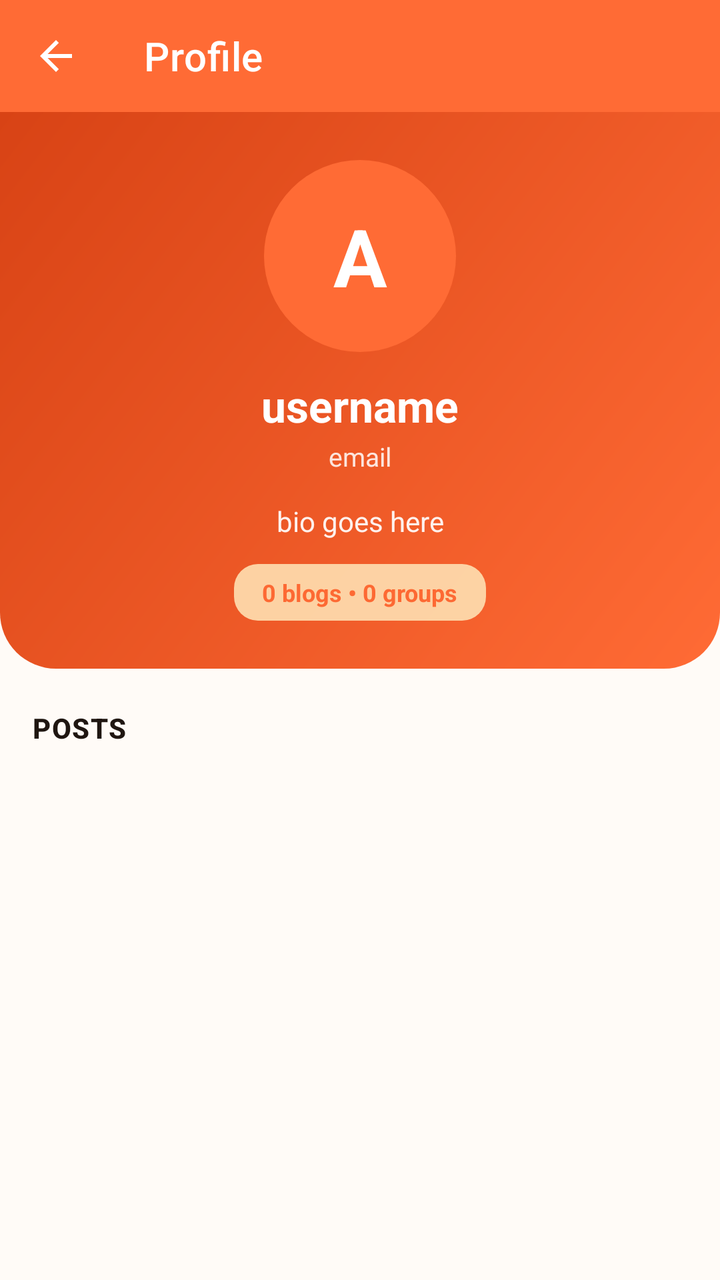
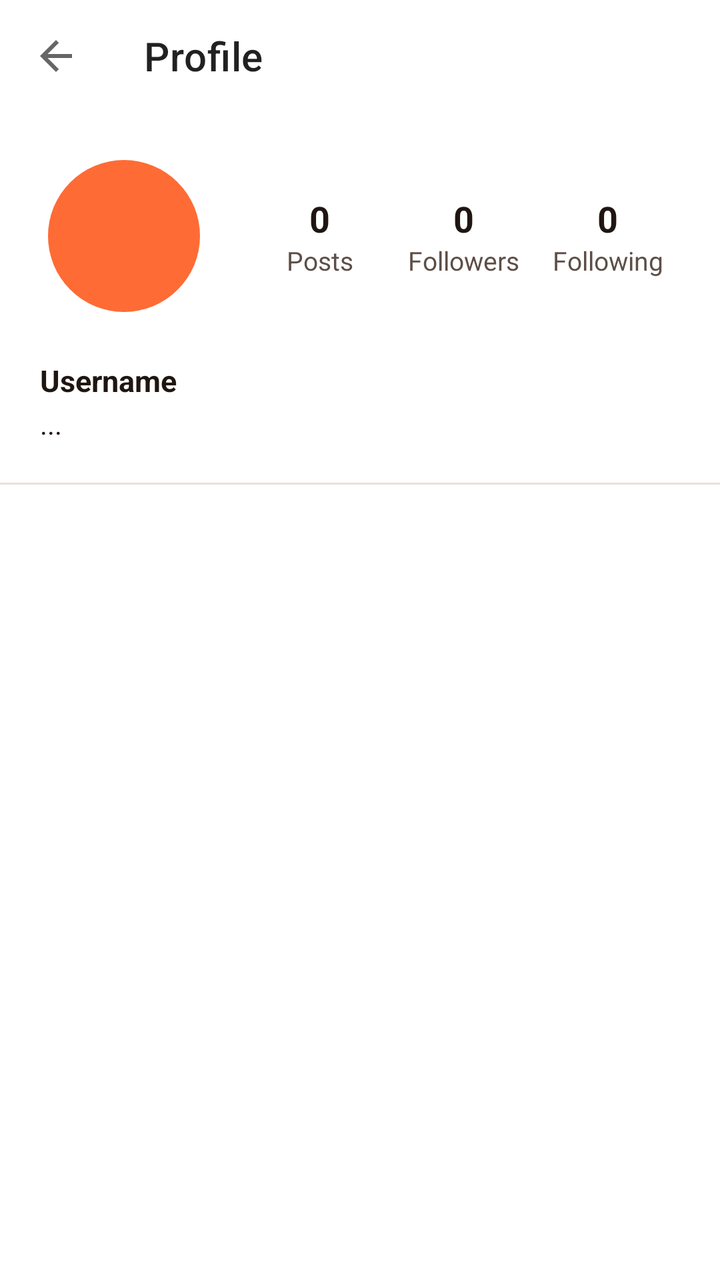

Compare the two renders of this Android layout. The source of the first and the diff that turns it into the second are given below.
<!-- AndroidManifest.xml: application theme Theme.BlogSphere -->
<!-- res/layout/activity_user_profile.xml -->
<?xml version="1.0" encoding="utf-8"?>
<LinearLayout xmlns:android="http://schemas.android.com/apk/res/android"
    xmlns:app="http://schemas.android.com/apk/res-auto"
    android:layout_width="match_parent"
    android:layout_height="match_parent"
    android:background="?android:colorBackground"
    android:orientation="vertical">

    <androidx.appcompat.widget.Toolbar
        android:id="@+id/toolbar"
        android:layout_width="match_parent"
        android:layout_height="?attr/actionBarSize"
        android:background="?attr/colorPrimary"
        android:theme="@style/ThemeOverlay.MaterialComponents.Dark.ActionBar"
        app:navigationIcon="@drawable/ic_back"
        app:title="Profile"
        app:titleTextColor="@color/white" />

    <androidx.core.widget.NestedScrollView
        android:layout_width="match_parent"
        android:layout_height="match_parent">

        <LinearLayout
            android:layout_width="match_parent"
            android:layout_height="wrap_content"
            android:orientation="vertical">

            
            <LinearLayout
                android:layout_width="match_parent"
                android:layout_height="wrap_content"
                android:background="@drawable/bg_nav_header"
                android:gravity="center"
                android:orientation="vertical"
                android:padding="24dp">

                <FrameLayout
                    android:layout_width="96dp"
                    android:layout_height="96dp">

                    <View
                        android:id="@+id/avatarBg"
                        android:layout_width="match_parent"
                        android:layout_height="match_parent"
                        android:background="@drawable/bg_circle" />

                    <TextView
                        android:id="@+id/avatarInitial"
                        android:layout_width="match_parent"
                        android:layout_height="match_parent"
                        android:gravity="center"
                        android:text="A"
                        android:textColor="@color/white"
                        android:textSize="40sp"
                        android:textStyle="bold" />
                </FrameLayout>

                <TextView
                    android:id="@+id/username"
                    android:layout_width="wrap_content"
                    android:layout_height="wrap_content"
                    android:layout_marginTop="12dp"
                    android:text="username"
                    android:textColor="@color/white"
                    android:textSize="22sp"
                    android:textStyle="bold" />

                <TextView
                    android:id="@+id/email"
                    android:layout_width="wrap_content"
                    android:layout_height="wrap_content"
                    android:layout_marginTop="2dp"
                    android:alpha="0.85"
                    android:text="email"
                    android:textColor="@color/white"
                    android:textSize="13sp" />

                <TextView
                    android:id="@+id/bio"
                    android:layout_width="match_parent"
                    android:layout_height="wrap_content"
                    android:layout_marginTop="14dp"
                    android:alpha="0.92"
                    android:gravity="center"
                    android:lineSpacingMultiplier="1.3"
                    android:text="bio goes here"
                    android:textColor="@color/white"
                    android:textSize="14sp" />

                <TextView
                    android:id="@+id/stats"
                    android:layout_width="wrap_content"
                    android:layout_height="wrap_content"
                    android:layout_marginTop="12dp"
                    android:alpha="0.9"
                    android:background="@drawable/bg_chip_group"
                    android:paddingHorizontal="14dp"
                    android:paddingVertical="6dp"
                    android:text="0 blogs • 0 groups"
                    android:textColor="?attr/colorPrimary"
                    android:textSize="12sp"
                    android:textStyle="bold" />

                <com.google.android.material.button.MaterialButton
                    android:id="@+id/btnFollow"
                    style="@style/Widget.MaterialComponents.Button"
                    android:layout_width="wrap_content"
                    android:layout_height="wrap_content"
                    android:layout_marginTop="14dp"
                    android:minWidth="140dp"
                    android:text="Follow"
                    android:textAllCaps="false"
                    android:textStyle="bold"
                    app:backgroundTint="@color/white"
                    android:textColor="?attr/colorPrimary"
                    app:cornerRadius="14dp"
                    android:visibility="gone" />
            </LinearLayout>

            <TextView
                style="@style/Text.SectionHeader"
                android:layout_width="wrap_content"
                android:layout_height="wrap_content"
                android:layout_marginHorizontal="16dp"
                android:layout_marginTop="20dp"
                android:text="Posts" />

            <androidx.recyclerview.widget.RecyclerView
                android:id="@+id/rvBlogs"
                android:layout_width="match_parent"
                android:layout_height="wrap_content"
                android:layout_marginTop="8dp"
                android:nestedScrollingEnabled="false" />

            <TextView
                android:id="@+id/emptyState"
                android:layout_width="wrap_content"
                android:layout_height="wrap_content"
                android:layout_gravity="center_horizontal"
                android:layout_marginVertical="32dp"
                android:text="This user hasn't posted yet."
                android:textColor="@color/on_surface_variant_light"
                android:visibility="gone" />
        </LinearLayout>
    </androidx.core.widget.NestedScrollView>
</LinearLayout>
<!-- resources referenced by this layout -->
<resources>
  <color name="on_surface_variant_light">#5D4F47</color>
  <color name="white">#FFFFFF</color>
  <!-- drawable bg_chip_group (drawable) -->
  <?xml version="1.0" encoding="utf-8"?>
  <shape xmlns:android="http://schemas.android.com/apk/res/android"
      android:shape="rectangle">
      <solid android:color="@color/purple_light" />
      <corners android:radius="12dp" />
      <padding android:left="8dp" android:right="8dp" android:top="4dp" android:bottom="4dp" />
  </shape>
  <!-- drawable bg_circle (drawable) -->
  <?xml version="1.0" encoding="utf-8"?>
  <shape xmlns:android="http://schemas.android.com/apk/res/android"
      android:shape="oval">
      <solid android:color="@color/purple_primary" />
  </shape>
  <!-- drawable bg_nav_header (drawable) -->
  <?xml version="1.0" encoding="utf-8"?>
  <shape xmlns:android="http://schemas.android.com/apk/res/android"
      android:shape="rectangle">
      <gradient
          android:startColor="@color/purple_primary"
          android:endColor="@color/purple_primary_dark"
          android:angle="135" />
      <corners
          android:bottomLeftRadius="28dp"
          android:bottomRightRadius="28dp" />
  </shape>
  <!-- drawable ic_back (drawable) -->
  <vector xmlns:android="http://schemas.android.com/apk/res/android"
      android:width="24dp" android:height="24dp"
      android:viewportWidth="24" android:viewportHeight="24"
      android:tint="?attr/colorControlNormal">
      <path android:fillColor="@android:color/white"
          android:pathData="M20,11H7.83l5.59,-5.59L12,4l-8,8 8,8 1.41,-1.41L7.83,13H20v-2z"/>
  </vector>
  <style name="Text.SectionHeader" parent="TextAppearance.MaterialComponents.Subtitle2">
          <item name="android:textColor">?attr/colorOnSurface</item>
          <item name="android:textStyle">bold</item>
          <item name="android:textSize">14sp</item>
          <item name="android:letterSpacing">0.04</item>
          <item name="android:textAllCaps">true</item>
      </style>
  <style name="Theme.BlogSphere" parent="Theme.MaterialComponents.DayNight.NoActionBar">
          <item name="colorPrimary">@color/purple_primary</item>
          <item name="colorPrimaryVariant">@color/purple_primary_dark</item>
          <item name="colorOnPrimary">@color/white</item>
          <item name="colorSecondary">@color/pink_accent</item>
          <item name="colorSecondaryVariant">@color/pink_accent</item>
          <item name="colorOnSecondary">@color/black</item>
          <item name="android:colorBackground">@color/bg_light</item>
          <item name="colorSurface">@color/surface_light</item>
          <item name="colorOnSurface">@color/on_surface_light</item>
          <item name="android:statusBarColor">@color/purple_primary_dark</item>
          <item name="android:windowLightStatusBar">false</item>
          <item name="materialButtonStyle">@style/PrimaryButtonStyle</item>
      </style>
  <color name="purple_light">#FFE0B2</color>
  <color name="purple_primary">#FF6B35</color>
  <color name="purple_primary_dark">#D84315</color>
  <color name="pink_accent">#FFAB40</color>
  <color name="black">#000000</color>
  <color name="bg_light">#FFFBF7</color>
  <color name="surface_light">#FFFFFF</color>
  <color name="on_surface_light">#1F1611</color>
  <style name="PrimaryButtonStyle" parent="Widget.MaterialComponents.Button">
          <item name="cornerRadius">14dp</item>
          <item name="android:textSize">15sp</item>
          <item name="android:textAllCaps">false</item>
          <item name="android:letterSpacing">0.02</item>
          <item name="android:paddingVertical">14dp</item>
          <item name="android:textStyle">bold</item>
          <item name="elevation">0dp</item>
      </style>
</resources>

<!-- the commit's change to res/layout/activity_user_profile.xml (unified diff, before → after) -->
@@ -3,18 +3,17 @@
     xmlns:app="http://schemas.android.com/apk/res-auto"
     android:layout_width="match_parent"
     android:layout_height="match_parent"
-    android:background="?android:colorBackground"
+    android:background="?attr/colorSurface"
     android:orientation="vertical">
 
     <androidx.appcompat.widget.Toolbar
         android:id="@+id/toolbar"
         android:layout_width="match_parent"
         android:layout_height="?attr/actionBarSize"
-        android:background="?attr/colorPrimary"
-        android:theme="@style/ThemeOverlay.MaterialComponents.Dark.ActionBar"
+        android:background="?attr/colorSurface"
         app:navigationIcon="@drawable/ic_back"
         app:title="Profile"
-        app:titleTextColor="@color/white" />
+        app:titleCentered="true" />
 
     <androidx.core.widget.NestedScrollView
         android:layout_width="match_parent"
@@ -23,114 +22,192 @@
         <LinearLayout
             android:layout_width="match_parent"
             android:layout_height="wrap_content"
-            android:orientation="vertical">
+            android:orientation="vertical"
+            android:paddingBottom="24dp">
 
             
             <LinearLayout
                 android:layout_width="match_parent"
                 android:layout_height="wrap_content"
-                android:background="@drawable/bg_nav_header"
-                android:gravity="center"
-                android:orientation="vertical"
-                android:padding="24dp">
+                android:orientation="horizontal"
+                android:padding="20dp"
+                android:gravity="center_vertical">
 
                 <FrameLayout
-                    android:layout_width="96dp"
-                    android:layout_height="96dp">
+                    android:id="@+id/avatarContainer"
+                    android:layout_width="84dp"
+                    android:layout_height="84dp">
 
                     <View
-                        android:id="@+id/avatarBg"
+                        android:id="@+id/storyRing"
                         android:layout_width="match_parent"
                         android:layout_height="match_parent"
-                        android:background="@drawable/bg_circle" />
-
-                    <TextView
-                        android:id="@+id/avatarInitial"
+                        android:background="@drawable/bg_story_ring"
+                        android:visibility="gone" />
+
+                    <FrameLayout
                         android:layout_width="match_parent"
                         android:layout_height="match_parent"
+                        android:layout_margin="4dp">
+                        <View
+                            android:id="@+id/avatarBg"
+                            android:layout_width="match_parent"
+                            android:layout_height="match_parent"
+                            android:background="@drawable/bg_circle" />
+                        <TextView
+                            android:id="@+id/avatarInitial"
+                            android:layout_width="match_parent"
+                            android:layout_height="match_parent"
+                            android:gravity="center"
+                            android:textColor="@color/white"
+                            android:textSize="32sp"
+                            android:textStyle="bold" />
+
+                        <com.google.android.material.imageview.ShapeableImageView
+                            android:id="@+id/avatarImage"
+                            android:layout_width="match_parent"
+                            android:layout_height="match_parent"
+                            android:scaleType="centerCrop"
+                            android:visibility="gone"
+                            app:shapeAppearanceOverlay="@style/CircleAvatar" />
+                    </FrameLayout>
+                </FrameLayout>
+
+                <LinearLayout
+                    android:layout_width="0dp"
+                    android:layout_height="wrap_content"
+                    android:layout_weight="1"
+                    android:orientation="horizontal"
+                    android:gravity="center"
+                    android:layout_marginStart="20dp">
+
+                    <LinearLayout
+                        android:id="@+id/statPosts"
+                        android:layout_width="0dp"
+                        android:layout_height="wrap_content"
+                        android:layout_weight="1"
+                        android:orientation="vertical"
+                        android:gravity="center">
+                        <TextView
+                            android:id="@+id/countPosts"
+                            android:layout_width="wrap_content"
+                            android:layout_height="wrap_content"
+                            android:text="0"
+                            android:textColor="?attr/colorOnSurface"
+                            android:textStyle="bold"
+                            android:textSize="18sp" />
+                        <TextView
+                            android:layout_width="wrap_content"
+                            android:layout_height="wrap_content"
+                            android:text="Posts"
+                            android:textColor="@color/on_surface_variant_light"
+                            android:textSize="13sp" />
+                    </LinearLayout>
+
+                    <LinearLayout
+                        android:id="@+id/statFollowers"
+                        android:layout_width="0dp"
+                        android:layout_height="wrap_content"
+                        android:layout_weight="1"
+                        android:orientation="vertical"
                         android:gravity="center"
-                        android:text="A"
-                        android:textColor="@color/white"
-                        android:textSize="40sp"
-                        android:textStyle="bold" />
-                </FrameLayout>
-
+                        android:background="?attr/selectableItemBackground"
+                        android:clickable="true"
+                        android:focusable="true">
+                        <TextView
+                            android:id="@+id/countFollowers"
+                            android:layout_width="wrap_content"
+                            android:layout_height="wrap_content"
+                            android:text="0"
+                            android:textColor="?attr/colorOnSurface"
+                            android:textStyle="bold"
+                            android:textSize="18sp" />
+                        <TextView
+                            android:layout_width="wrap_content"
+                            android:layout_height="wrap_content"
+                            android:text="Followers"
+                            android:textColor="@color/on_surface_variant_light"
+                            android:textSize="13sp" />
+                    </LinearLayout>
+
+                    <LinearLayout
+                        android:id="@+id/statFollowing"
+                        android:layout_width="0dp"
+                        android:layout_height="wrap_content"
+                        android:layout_weight="1"
+                        android:orientation="vertical"
+                        android:gravity="center"
+                        android:background="?attr/selectableItemBackground"
+                        android:clickable="true"
+                        android:focusable="true">
+                        <TextView
+                            android:id="@+id/countFollowing"
+                            android:layout_width="wrap_content"
+                            android:layout_height="wrap_content"
+                            android:text="0"
+                            android:textColor="?attr/colorOnSurface"
+                            android:textStyle="bold"
+                            android:textSize="18sp" />
+                        <TextView
+                            android:layout_width="wrap_content"
+                            android:layout_height="wrap_content"
+                            android:text="Following"
+                            android:textColor="@color/on_surface_variant_light"
+                            android:textSize="13sp" />
+                    </LinearLayout>
+                </LinearLayout>
+            </LinearLayout>
+
+            <LinearLayout
+                android:layout_width="match_parent"
+                android:layout_height="wrap_content"
+                android:orientation="vertical"
+                android:paddingHorizontal="20dp">
                 <TextView
                     android:id="@+id/username"
                     android:layout_width="wrap_content"
                     android:layout_height="wrap_content"
-                    android:layout_marginTop="12dp"
-                    android:text="username"
-                    android:textColor="@color/white"
-                    android:textSize="22sp"
-                    android:textStyle="bold" />
-
-                <TextView
-                    android:id="@+id/email"
-                    android:layout_width="wrap_content"
-                    android:layout_height="wrap_content"
-                    android:layout_marginTop="2dp"
-                    android:alpha="0.85"
-                    android:text="email"
-                    android:textColor="@color/white"
-                    android:textSize="13sp" />
-
+                    android:text="Username"
+                    android:textColor="?attr/colorOnSurface"
+                    android:textStyle="bold"
+                    android:textSize="15sp" />
                 <TextView
                     android:id="@+id/bio"
                     android:layout_width="match_parent"
                     android:layout_height="wrap_content"
-                    android:layout_marginTop="14dp"
-                    android:alpha="0.92"
-                    android:gravity="center"
-                    android:lineSpacingMultiplier="1.3"
-                    android:text="bio goes here"
-                    android:textColor="@color/white"
+                    android:layout_marginTop="2dp"
+                    android:text="..."
+                    android:textColor="?attr/colorOnSurface"
                     android:textSize="14sp" />
-
-                <TextView
-                    android:id="@+id/stats"
-                    android:layout_width="wrap_content"
-                    android:layout_height="wrap_content"
-                    android:layout_marginTop="12dp"
-                    android:alpha="0.9"
-                    android:background="@drawable/bg_chip_group"
-                    android:paddingHorizontal="14dp"
-                    android:paddingVertical="6dp"
-                    android:text="0 blogs • 0 groups"
-                    android:textColor="?attr/colorPrimary"
-                    android:textSize="12sp"
-                    android:textStyle="bold" />
-
-                <com.google.android.material.button.MaterialButton
-                    android:id="@+id/btnFollow"
-                    style="@style/Widget.MaterialComponents.Button"
-                    android:layout_width="wrap_content"
-                    android:layout_height="wrap_content"
-                    android:layout_marginTop="14dp"
-                    android:minWidth="140dp"
-                    android:text="Follow"
-                    android:textAllCaps="false"
-                    android:textStyle="bold"
-                    app:backgroundTint="@color/white"
-                    android:textColor="?attr/colorPrimary"
-                    app:cornerRadius="14dp"
-                    android:visibility="gone" />
             </LinearLayout>
 
-            <TextView
-                style="@style/Text.SectionHeader"
-                android:layout_width="wrap_content"
-                android:layout_height="wrap_content"
-                android:layout_marginHorizontal="16dp"
-                android:layout_marginTop="20dp"
-                android:text="Posts" />
-
+            <com.google.android.material.button.MaterialButton
+                android:id="@+id/btnFollow"
+                style="@style/Widget.MaterialComponents.Button"
+                android:layout_width="match_parent"
+                android:layout_height="wrap_content"
+                android:layout_marginHorizontal="20dp"
+                android:layout_marginTop="16dp"
+                android:text="Follow"
+                android:textAllCaps="false"
+                android:textStyle="bold"
+                app:cornerRadius="8dp"
+                android:visibility="gone" />
+
+            <View
+                android:layout_width="match_parent"
+                android:layout_height="1dp"
+                android:background="@color/divider"
+                android:layout_marginTop="20dp" />
+
+            
             <androidx.recyclerview.widget.RecyclerView
                 android:id="@+id/rvBlogs"
                 android:layout_width="match_parent"
                 android:layout_height="wrap_content"
-                android:layout_marginTop="8dp"
-                android:nestedScrollingEnabled="false" />
+                android:nestedScrollingEnabled="false"
+                app:layoutManager="androidx.recyclerview.widget.GridLayoutManager"
+                app:spanCount="3" />
 
             <TextView
                 android:id="@+id/emptyState"
@@ -141,6 +218,7 @@
                 android:text="This user hasn't posted yet."
                 android:textColor="@color/on_surface_variant_light"
                 android:visibility="gone" />
+
         </LinearLayout>
     </androidx.core.widget.NestedScrollView>
 </LinearLayout>
<!-- resource entries referenced after the edit -->
@@ -1,32 +1,26 @@
 <!-- resources referenced by this layout -->
 <resources>
+  <color name="divider">#EDE0D6</color>
   <color name="on_surface_variant_light">#5D4F47</color>
   <color name="white">#FFFFFF</color>
-  <!-- drawable bg_chip_group (drawable) -->
-  <?xml version="1.0" encoding="utf-8"?>
-  <shape xmlns:android="http://schemas.android.com/apk/res/android"
-      android:shape="rectangle">
-      <solid android:color="@color/purple_light" />
-      <corners android:radius="12dp" />
-      <padding android:left="8dp" android:right="8dp" android:top="4dp" android:bottom="4dp" />
-  </shape>
   <!-- drawable bg_circle (drawable) -->
   <?xml version="1.0" encoding="utf-8"?>
   <shape xmlns:android="http://schemas.android.com/apk/res/android"
       android:shape="oval">
       <solid android:color="@color/purple_primary" />
   </shape>
-  <!-- drawable bg_nav_header (drawable) -->
+  <!-- drawable bg_story_ring (drawable) -->
   <?xml version="1.0" encoding="utf-8"?>
   <shape xmlns:android="http://schemas.android.com/apk/res/android"
-      android:shape="rectangle">
-      <gradient
-          android:startColor="@color/purple_primary"
-          android:endColor="@color/purple_primary_dark"
-          android:angle="135" />
-      <corners
-          android:bottomLeftRadius="28dp"
-          android:bottomRightRadius="28dp" />
+      android:shape="oval">
+      <stroke
+          android:width="3dp"
+          android:color="@color/pink_accent" />
+      <padding
+          android:left="5dp"
+          android:top="5dp"
+          android:right="5dp"
+          android:bottom="5dp" />
   </shape>
   <!-- drawable ic_back (drawable) -->
   <vector xmlns:android="http://schemas.android.com/apk/res/android"
@@ -36,12 +30,8 @@
       <path android:fillColor="@android:color/white"
           android:pathData="M20,11H7.83l5.59,-5.59L12,4l-8,8 8,8 1.41,-1.41L7.83,13H20v-2z"/>
   </vector>
-  <style name="Text.SectionHeader" parent="TextAppearance.MaterialComponents.Subtitle2">
-          <item name="android:textColor">?attr/colorOnSurface</item>
-          <item name="android:textStyle">bold</item>
-          <item name="android:textSize">14sp</item>
-          <item name="android:letterSpacing">0.04</item>
-          <item name="android:textAllCaps">true</item>
+  <style name="CircleAvatar">
+          <item name="cornerSize">50%</item>
       </style>
   <style name="Theme.BlogSphere" parent="Theme.MaterialComponents.DayNight.NoActionBar">
           <item name="colorPrimary">@color/purple_primary</item>
@@ -57,7 +47,6 @@
           <item name="android:windowLightStatusBar">false</item>
           <item name="materialButtonStyle">@style/PrimaryButtonStyle</item>
       </style>
-  <color name="purple_light">#FFE0B2</color>
   <color name="purple_primary">#FF6B35</color>
   <color name="purple_primary_dark">#D84315</color>
   <color name="pink_accent">#FFAB40</color>
